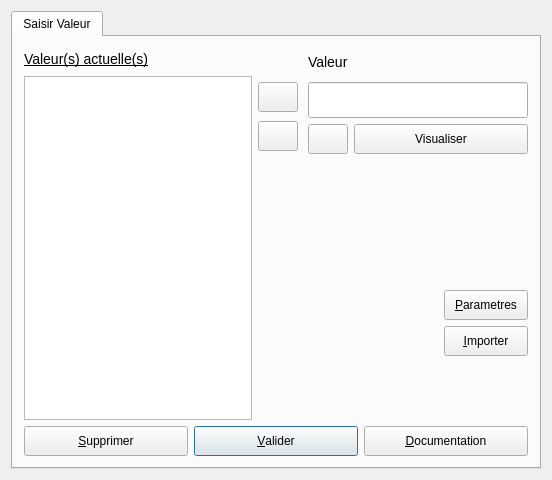
Before: the Qt Designer form UiQT4/desPlusieursBase.ui in SalomePlatform/eficas_tools, drawn with Qt 5.
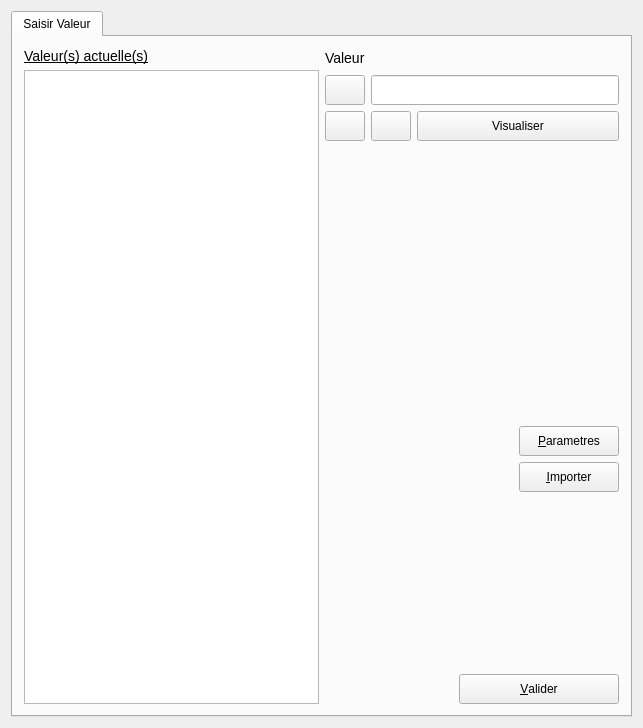
After: the same form once the commit is applied. Icons and pictures are not drawn.

Diff of the .ui file:
```diff
--- a/UiQT4/desPlusieursBase.ui
+++ b/UiQT4/desPlusieursBase.ui
@@ -5,8 +5,8 @@
    <rect>
     <x>0</x>
     <y>0</y>
-    <width>552</width>
-    <height>480</height>
+    <width>643</width>
+    <height>728</height>
    </rect>
   </property>
   <property name="minimumSize" >
@@ -18,23 +18,17 @@
   <property name="windowTitle" >
    <string>DUnIn</string>
   </property>
-  <layout class="QGridLayout" >
+  <layout class="QGridLayout" name="gridLayout_4" >
    <item row="0" column="0" >
     <widget class="QTabWidget" name="tabuniqueinto" >
      <widget class="QWidget" name="Widget8" >
-      <property name="geometry" >
-       <rect>
-        <x>0</x>
-        <y>0</y>
-        <width>530</width>
-        <height>435</height>
-       </rect>
-      </property>
       <attribute name="title" >
        <string>Saisir Valeur</string>
       </attribute>
-      <layout class="QGridLayout" >
+      <layout class="QGridLayout" name="gridLayout_2" >
        <item row="0" column="0" >
+        <layout class="QVBoxLayout" name="verticalLayout_2" >
+         <item>
         <widget class="QLabel" name="textLabel1" >
          <property name="text" >
           <string>&lt;u>&lt;font size="+1">Valeur(s) actuelle(s)&lt;/font>&lt;/u></string>
@@ -44,7 +38,7 @@
          </property>
         </widget>
        </item>
-       <item rowspan="9" row="1" column="0" >
+         <item>
         <widget class="QListWidget" name="LBValeurs" >
          <property name="minimumSize" >
           <size>
@@ -54,39 +48,55 @@
          </property>
         </widget>
        </item>
-       <item rowspan="5" row="5" column="1" colspan="2" >
-        <spacer name="spacer4" >
-         <property name="orientation" >
-          <enum>Qt::Vertical</enum>
-         </property>
-         <property name="sizeType" >
-          <enum>QSizePolicy::Expanding</enum>
-         </property>
-         <property name="sizeHint" stdset="0" >
+        </layout>
+       </item>
+       <item row="0" column="1" >
+        <layout class="QVBoxLayout" name="verticalLayout_5" >
+         <item>
+          <layout class="QGridLayout" name="gridLayout" >
+           <item row="0" column="0" colspan="3" >
+            <layout class="QHBoxLayout" name="horizontalLayout" >
+             <item>
+              <widget class="QLabel" name="textLabel1_2" >
+               <property name="minimumSize" >
+                <size>
+                 <width>61</width>
+                 <height>21</height>
+                </size>
+               </property>
+               <property name="maximumSize" >
           <size>
-           <width>21</width>
-           <height>231</height>
-          </size>
-         </property>
-        </spacer>
-       </item>
-       <item row="0" column="1" colspan="2" >
-        <spacer name="spacer3_3" >
+                 <width>61</width>
+                 <height>21</height>
+                </size>
+               </property>
+               <property name="text" >
+                <string>&lt;font size="+1">Valeur&lt;/font></string>
+               </property>
+               <property name="wordWrap" >
+                <bool>false</bool>
+               </property>
+              </widget>
+             </item>
+             <item>
+              <spacer name="spacer6" >
          <property name="orientation" >
-          <enum>Qt::Vertical</enum>
+                <enum>Qt::Horizontal</enum>
          </property>
          <property name="sizeType" >
           <enum>QSizePolicy::Expanding</enum>
          </property>
          <property name="sizeHint" stdset="0" >
           <size>
-           <width>31</width>
-           <height>30</height>
+                 <width>168</width>
+                 <height>18</height>
           </size>
          </property>
         </spacer>
        </item>
-       <item row="2" column="1" colspan="2" >
+            </layout>
+           </item>
+           <item row="1" column="0" >
         <widget class="QToolButton" name="BAjout1Val" >
          <property name="sizePolicy" >
           <sizepolicy vsizetype="Fixed" hsizetype="Fixed" >
@@ -112,7 +122,107 @@
          </property>
         </widget>
        </item>
-       <item row="8" column="2" colspan="3" >
+           <item row="1" column="1" colspan="2" >
+            <widget class="QLineEdit" name="LEValeur" >
+             <property name="sizePolicy" >
+              <sizepolicy vsizetype="Minimum" hsizetype="Minimum" >
+               <horstretch>0</horstretch>
+               <verstretch>0</verstretch>
+              </sizepolicy>
+             </property>
+             <property name="minimumSize" >
+              <size>
+               <width>220</width>
+               <height>30</height>
+              </size>
+             </property>
+            </widget>
+           </item>
+           <item row="2" column="0" >
+            <widget class="QToolButton" name="BSup1Val" >
+             <property name="sizePolicy" >
+              <sizepolicy vsizetype="Fixed" hsizetype="Fixed" >
+               <horstretch>0</horstretch>
+               <verstretch>0</verstretch>
+              </sizepolicy>
+             </property>
+             <property name="minimumSize" >
+              <size>
+               <width>40</width>
+               <height>30</height>
+              </size>
+             </property>
+             <property name="toolTip" >
+              <string>enleve l occurence selectionnee</string>
+             </property>
+             <property name="text" >
+              <string/>
+             </property>
+             <property name="icon" >
+              <iconset>
+               <normaloff>../../EficasV1/Editeur/icons/arrow_right.png</normaloff>../../EficasV1/Editeur/icons/arrow_right.png</iconset>
+             </property>
+            </widget>
+           </item>
+           <item row="2" column="1" >
+            <widget class="QToolButton" name="BSalome" >
+             <property name="sizePolicy" >
+              <sizepolicy vsizetype="Fixed" hsizetype="Fixed" >
+               <horstretch>0</horstretch>
+               <verstretch>0</verstretch>
+              </sizepolicy>
+             </property>
+             <property name="minimumSize" >
+              <size>
+               <width>40</width>
+               <height>30</height>
+              </size>
+             </property>
+             <property name="toolTip" >
+              <string>ajoute la valeur saisie sous l occurence selectionnée (en fin de liste si il n y a pas de selection)</string>
+             </property>
+             <property name="text" >
+              <string/>
+             </property>
+             <property name="icon" >
+              <iconset>
+               <normaloff>image240.png</normaloff>image240.png</iconset>
+             </property>
+            </widget>
+           </item>
+           <item row="2" column="2" >
+            <widget class="QPushButton" name="BView2D" >
+             <property name="minimumSize" >
+              <size>
+               <width>120</width>
+               <height>30</height>
+              </size>
+             </property>
+             <property name="text" >
+              <string>Visualiser</string>
+             </property>
+            </widget>
+           </item>
+          </layout>
+         </item>
+         <item>
+          <spacer name="verticalSpacer" >
+           <property name="orientation" >
+            <enum>Qt::Vertical</enum>
+           </property>
+           <property name="sizeHint" stdset="0" >
+            <size>
+             <width>20</width>
+             <height>158</height>
+            </size>
+           </property>
+          </spacer>
+         </item>
+         <item>
+          <layout class="QVBoxLayout" name="verticalLayout_4" >
+           <item>
+            <layout class="QHBoxLayout" name="horizontalLayout_2" >
+             <item>
         <spacer name="spacer5" >
          <property name="orientation" >
           <enum>Qt::Horizontal</enum>
@@ -128,13 +238,19 @@
          </property>
         </spacer>
        </item>
-       <item rowspan="2" row="7" column="5" >
-        <layout class="QVBoxLayout" >
+             <item>
+              <layout class="QVBoxLayout" name="verticalLayout" >
          <item>
           <widget class="QPushButton" name="bParam" >
            <property name="minimumSize" >
             <size>
-             <width>0</width>
+                   <width>100</width>
+                   <height>30</height>
+                  </size>
+                 </property>
+                 <property name="maximumSize" >
+                  <size>
+                   <width>100</width>
              <height>30</height>
             </size>
            </property>
@@ -156,7 +272,13 @@
           <widget class="QPushButton" name="bImport" >
            <property name="minimumSize" >
             <size>
-             <width>0</width>
+                   <width>100</width>
+                   <height>30</height>
+                  </size>
+                 </property>
+                 <property name="maximumSize" >
+                  <size>
+                   <width>100</width>
              <height>30</height>
             </size>
            </property>
@@ -176,194 +298,83 @@
          </item>
         </layout>
        </item>
-       <item row="6" column="5" >
-        <spacer name="spacer3" >
-         <property name="orientation" >
-          <enum>Qt::Vertical</enum>
-         </property>
-         <property name="sizeType" >
-          <enum>QSizePolicy::Expanding</enum>
-         </property>
-         <property name="sizeHint" stdset="0" >
-          <size>
-           <width>31</width>
-           <height>50</height>
-          </size>
-         </property>
-        </spacer>
-       </item>
-       <item row="9" column="5" >
-        <spacer name="spacer3_2" >
-         <property name="orientation" >
-          <enum>Qt::Vertical</enum>
-         </property>
-         <property name="sizeType" >
-          <enum>QSizePolicy::Expanding</enum>
-         </property>
-         <property name="sizeHint" stdset="0" >
-          <size>
-           <width>31</width>
-           <height>50</height>
-          </size>
-         </property>
-        </spacer>
-       </item>
-       <item row="4" column="3" >
-        <widget class="QToolButton" name="BSalome" >
-         <property name="sizePolicy" >
-          <sizepolicy vsizetype="Fixed" hsizetype="Fixed" >
-           <horstretch>0</horstretch>
-           <verstretch>0</verstretch>
-          </sizepolicy>
-         </property>
-         <property name="minimumSize" >
-          <size>
-           <width>40</width>
-           <height>30</height>
-          </size>
-         </property>
-         <property name="toolTip" >
-          <string>ajoute la valeur saisie sous l occurence selectionnée (en fin de liste si il n y a pas de selection)</string>
-         </property>
-         <property name="text" >
-          <string/>
-         </property>
-         <property name="icon" >
-          <iconset>
-           <normaloff>image240.gif</normaloff>image240.gif</iconset>
-         </property>
-        </widget>
-       </item>
-       <item row="4" column="4" colspan="2" >
-        <widget class="QPushButton" name="BView2D" >
-         <property name="minimumSize" >
-          <size>
-           <width>120</width>
-           <height>30</height>
-          </size>
-         </property>
-         <property name="text" >
-          <string>Visualiser</string>
-         </property>
-        </widget>
-       </item>
-       <item rowspan="2" row="0" column="3" colspan="3" >
-        <layout class="QHBoxLayout" >
-         <item>
-          <widget class="QLabel" name="textLabel1_2" >
-           <property name="text" >
-            <string>&lt;font size="+1">Valeur&lt;/font></string>
-           </property>
-           <property name="wordWrap" >
-            <bool>false</bool>
-           </property>
-          </widget>
-         </item>
-         <item>
-          <spacer name="spacer6" >
-           <property name="orientation" >
-            <enum>Qt::Horizontal</enum>
-           </property>
-           <property name="sizeType" >
-            <enum>QSizePolicy::Expanding</enum>
-           </property>
-           <property name="sizeHint" stdset="0" >
-            <size>
-             <width>111</width>
-             <height>20</height>
-            </size>
-           </property>
-          </spacer>
-         </item>
-        </layout>
-       </item>
-       <item rowspan="2" row="2" column="3" colspan="3" >
-        <widget class="QLineEdit" name="LEValeur" >
-         <property name="sizePolicy" >
-          <sizepolicy vsizetype="Minimum" hsizetype="Minimum" >
-           <horstretch>0</horstretch>
-           <verstretch>0</verstretch>
-          </sizepolicy>
-         </property>
-         <property name="minimumSize" >
-          <size>
-           <width>220</width>
-           <height>30</height>
-          </size>
-         </property>
-        </widget>
-       </item>
-       <item rowspan="2" row="3" column="1" colspan="2" >
-        <widget class="QToolButton" name="BSup1Val" >
-         <property name="sizePolicy" >
-          <sizepolicy vsizetype="Fixed" hsizetype="Fixed" >
-           <horstretch>0</horstretch>
-           <verstretch>0</verstretch>
-          </sizepolicy>
-         </property>
-         <property name="minimumSize" >
+            </layout>
+           </item>
+           <item>
+            <layout class="QVBoxLayout" name="verticalLayout_3" >
+             <item>
+              <spacer name="spacer3_3" >
+               <property name="orientation" >
+                <enum>Qt::Vertical</enum>
+               </property>
+               <property name="sizeType" >
+                <enum>QSizePolicy::Expanding</enum>
+               </property>
+               <property name="sizeHint" stdset="0" >
           <size>
-           <width>40</width>
-           <height>30</height>
-          </size>
-         </property>
-         <property name="toolTip" >
-          <string>enleve l occurence selectionnee</string>
-         </property>
-         <property name="text" >
-          <string/>
-         </property>
-         <property name="icon" >
-          <iconset>
-           <normaloff>../../EficasV1/Editeur/icons/arrow_right.gif</normaloff>../../EficasV1/Editeur/icons/arrow_right.gif</iconset>
-         </property>
-        </widget>
-       </item>
-       <item row="5" column="3" colspan="3" >
+                 <width>265</width>
+                 <height>48</height>
+                </size>
+               </property>
+              </spacer>
+             </item>
+             <item>
         <widget class="QLabel" name="Commentaire" >
          <property name="minimumSize" >
           <size>
-           <width>0</width>
-           <height>60</height>
+                 <width>251</width>
+                 <height>21</height>
           </size>
          </property>
          <property name="text" >
           <string/>
          </property>
-         <property name="wordWrap" >
-          <bool>false</bool>
-         </property>
-        </widget>
-       </item>
-       <item row="10" column="0" colspan="6" >
-        <layout class="QHBoxLayout" >
+              </widget>
+             </item>
          <item>
-          <widget class="QPushButton" name="bSup" >
-           <property name="minimumSize" >
+              <spacer name="spacer3_2" >
+               <property name="orientation" >
+                <enum>Qt::Vertical</enum>
+               </property>
+               <property name="sizeType" >
+                <enum>QSizePolicy::Expanding</enum>
+               </property>
+               <property name="sizeHint" stdset="0" >
             <size>
-             <width>0</width>
-             <height>30</height>
-            </size>
-           </property>
-           <property name="toolTip" >
-            <string>suppression du mot clef</string>
-           </property>
-           <property name="text" >
-            <string>&amp;Supprimer</string>
-           </property>
-           <property name="shortcut" >
-            <string>Alt+S</string>
-           </property>
-           <property name="autoDefault" >
-            <bool>true</bool>
-           </property>
-          </widget>
+                 <width>265</width>
+                 <height>48</height>
+                </size>
+               </property>
+              </spacer>
+             </item>
+            </layout>
+           </item>
+           <item>
+            <layout class="QHBoxLayout" name="horizontalLayout_3" >
+             <item>
+              <spacer name="horizontalSpacer_2" >
+               <property name="orientation" >
+                <enum>Qt::Horizontal</enum>
+               </property>
+               <property name="sizeHint" stdset="0" >
+                <size>
+                 <width>118</width>
+                 <height>27</height>
+                </size>
+               </property>
+              </spacer>
          </item>
          <item>
           <widget class="QPushButton" name="bOk" >
            <property name="minimumSize" >
             <size>
-             <width>0</width>
+                 <width>160</width>
+                 <height>30</height>
+                </size>
+               </property>
+               <property name="maximumSize" >
+                <size>
+                 <width>160</width>
              <height>30</height>
             </size>
            </property>
@@ -380,31 +391,13 @@
             <bool>true</bool>
            </property>
            <property name="default" >
-            <bool>true</bool>
+                <bool>false</bool>
            </property>
           </widget>
          </item>
-         <item>
-          <widget class="QPushButton" name="bHelp" >
-           <property name="minimumSize" >
-            <size>
-             <width>0</width>
-             <height>30</height>
-            </size>
-           </property>
-           <property name="toolTip" >
-            <string>affichage documentation aster</string>
-           </property>
-           <property name="text" >
-            <string>&amp;Documentation</string>
-           </property>
-           <property name="shortcut" >
-            <string>Alt+D</string>
-           </property>
-           <property name="autoDefault" >
-            <bool>true</bool>
-           </property>
-          </widget>
+            </layout>
+           </item>
+          </layout>
          </item>
         </layout>
        </item>
```
Left out of the diff: 5 changed lines with no effect on the pictures. Lines whose indentation alone changed are shown as unchanged.
